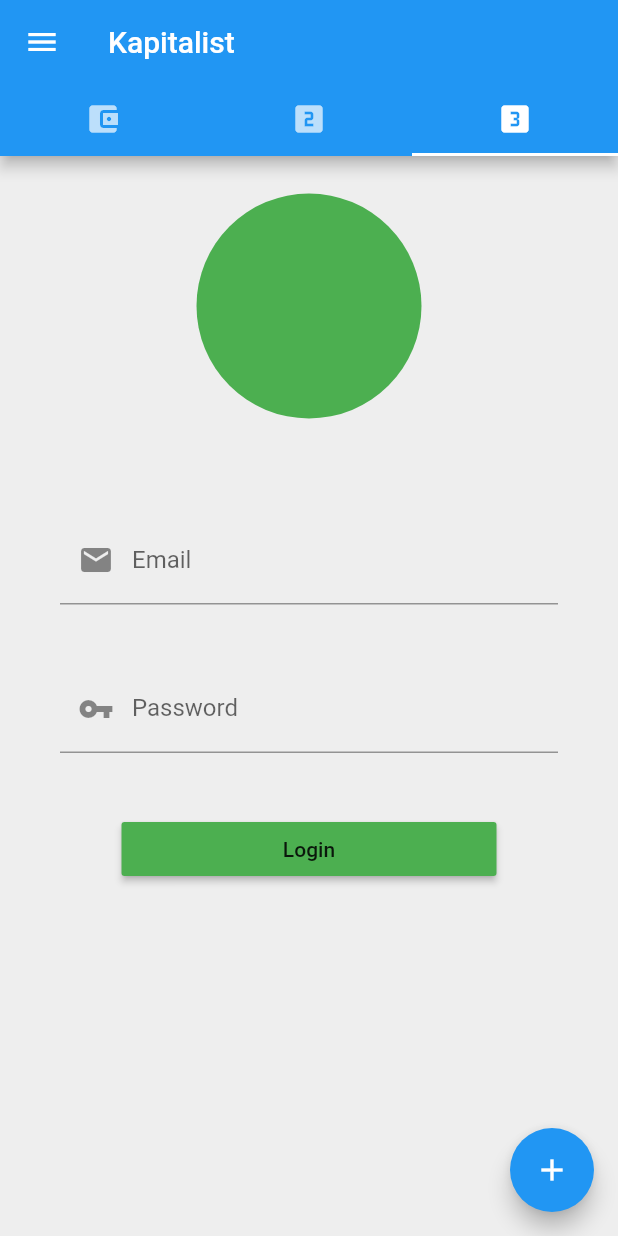
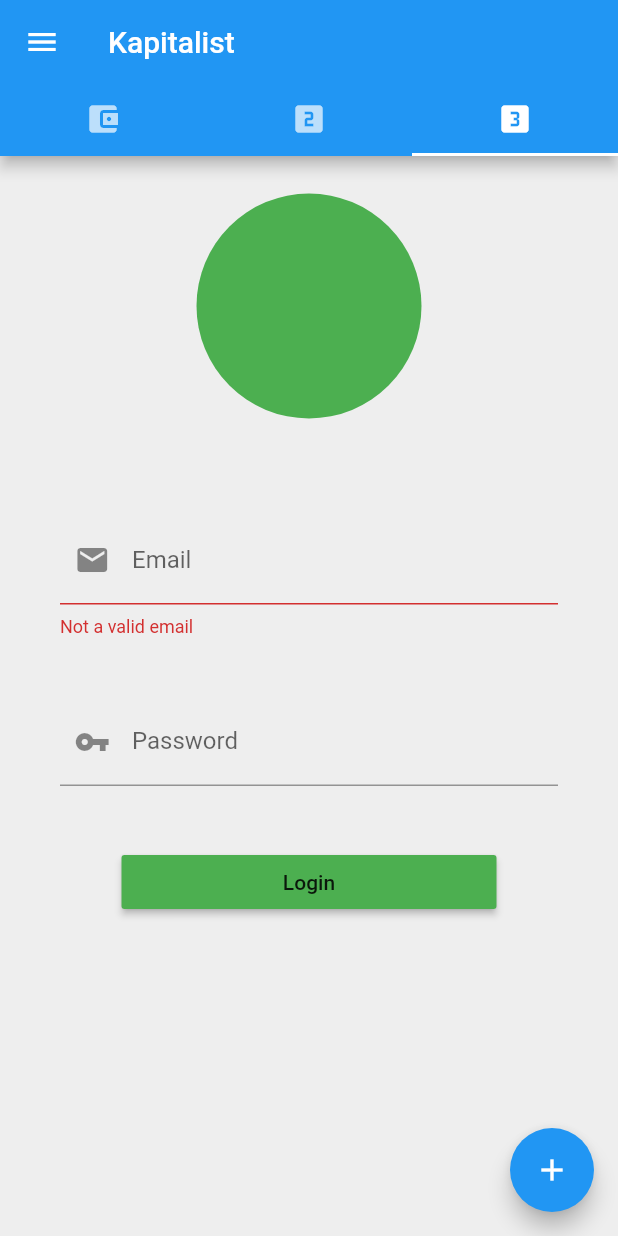
Before and after one commit to kapitalist-app/app, a Flutter app: the screen it shows after launch, tab 3 chosen, after a tap on "Login", on a phone screen of 412 x 824 dp. Run offline on Flutter 3.47's test engine with Material 2 defaults, Android fonts, the phone set to English and light mode, and no system bars; our stand-ins replace charts_flutter, flutter_redux, redux.

Commit message:
Add drawer to MainPage and stub out login/register

```diff
--- /dev/null
+++ b/lib/ui/drawer_page.dart
@@ -0,0 +1,8 @@
+import 'package:flutter/material.dart';
+
+class DrawerPage extends StatelessWidget {
+  @override
+  Widget build(BuildContext context) {
+    return new Text('DRAWER');
+  }
+}
--- a/lib/ui/login_page.dart
+++ b/lib/ui/login_page.dart
@@ -1,9 +1,27 @@
 import 'package:flutter/material.dart';
 
-class LoginPage extends StatelessWidget {
+class LoginPage extends StatefulWidget {
+  @override
+  _LoginPageState createState() => new _LoginPageState();
+}
+
+class _LoginPageState extends State<LoginPage> {
+  final _keyForm = new GlobalKey<FormState>();
+
+  String _email;
+  String _password;
+
+  void _submit() {
+    if (_keyForm.currentState.validate()) {
+      // TODO: do register/login
+    }
+  }
+
   @override
   Widget build(BuildContext context) {
-    return new Column(
+    return new Form(
+      key: _keyForm,
+      child: Column(
         children: <Widget>[
           Padding(
             padding: EdgeInsets.symmetric(vertical: 25.0),
@@ -14,19 +32,25 @@ class LoginPage extends StatelessWidget {
           ),
           Padding(
             padding: EdgeInsets.all(40.0),
-          child: TextField(
+            child: TextFormField(
               decoration: InputDecoration(
                 labelText: 'Email',
-              prefixIcon: Icon(Icons.email),
+                prefixIcon: Padding(
+                    padding: const EdgeInsets.only(right: 5.0),
+                    child: Icon(Icons.email)),
               ),
+              validator: (val) => val.contains('@') ? null : 'Not a valid email',
             ),
           ),
           Padding(
             padding: EdgeInsets.symmetric(horizontal: 40.0),
-          child: TextField(
+            child: TextFormField(
               decoration: InputDecoration(
                 labelText: 'Password',
-              prefixIcon: Icon(Icons.vpn_key),
+                prefixIcon: Padding(
+                  padding: const EdgeInsets.only(right: 5.0),
+                  child: Icon(Icons.vpn_key),
+                ),
               ),
             ),
           ),
@@ -36,10 +60,11 @@ class LoginPage extends StatelessWidget {
               child: Text('Login'),
               color: Colors.green,
               minWidth: 250.0,
-            onPressed: () {},
+              onPressed: _submit,
             ),
           )
         ],
+      ),
     );
   }
 }
--- a/lib/ui/main_page.dart
+++ b/lib/ui/main_page.dart
@@ -1,9 +1,15 @@
 import 'package:flutter/material.dart';
 
 import 'package:kapitalist/ui/cards/cards.dart';
+import 'package:kapitalist/ui/drawer_page.dart';
 import 'package:kapitalist/ui/login_page.dart';
 
-class MainPage extends StatelessWidget {
+class MainPage extends StatefulWidget {
+  @override
+  _MainPageState createState() => new _MainPageState();
+}
+
+class _MainPageState extends State<MainPage> {
   @override
   Widget build(BuildContext context) {
     return DefaultTabController(
@@ -11,10 +17,6 @@ class MainPage extends StatelessWidget {
       child: Scaffold(
         backgroundColor: const Color(0xFFEEEEEE),
         appBar: AppBar(
-          leading: IconButton(
-            icon: const Icon(Icons.menu),
-            onPressed: () {},
-          ),
           bottom: TabBar(
             tabs: [
               Tab(icon: const Icon(Icons.account_balance_wallet)),
@@ -23,6 +25,9 @@ class MainPage extends StatelessWidget {
             ],
           ),
           title: Text('Kapitalist'),
+        ),
+        drawer: Drawer(
+          child: new DrawerPage(),
         ),
         floatingActionButton: FloatingActionButton(
           child: const Icon(Icons.add),
```
Also changed, not shown: pubspec.lock. Lines whose indentation alone changed are shown as unchanged.
